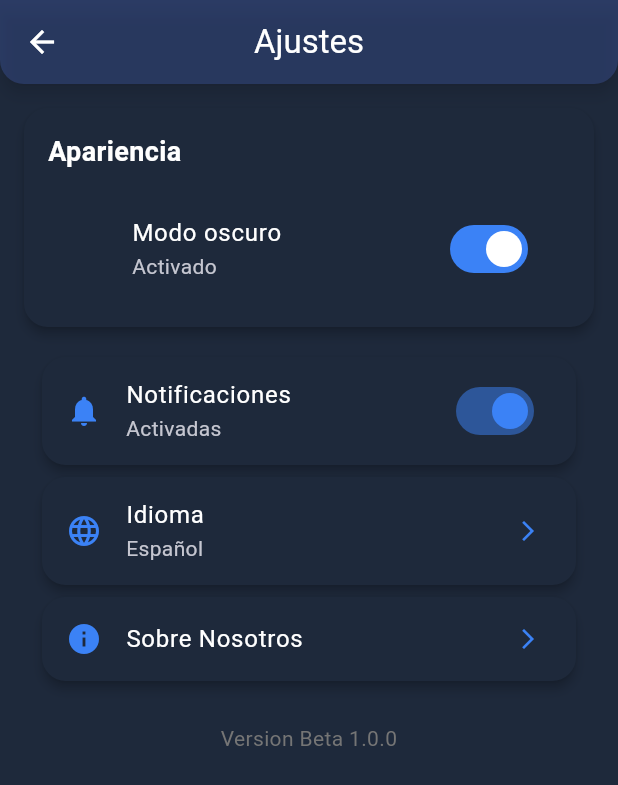
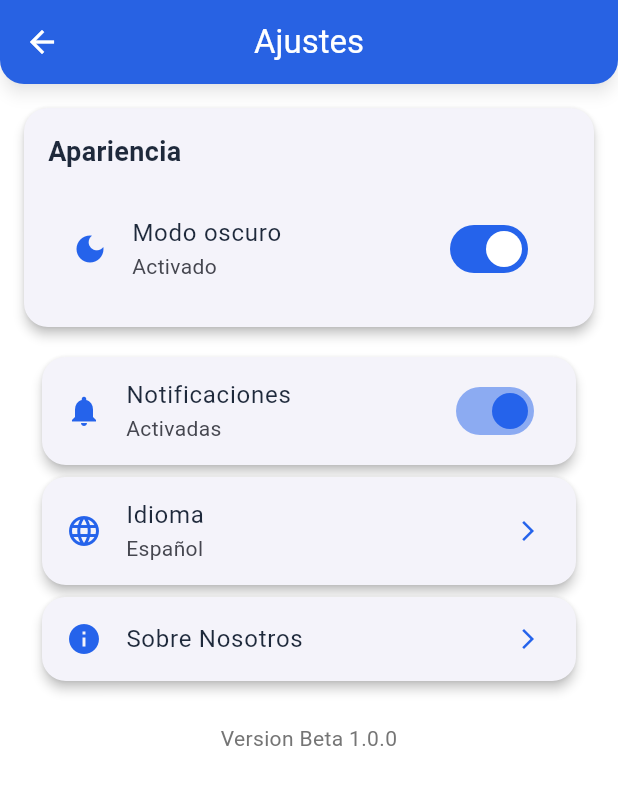
Before and after one commit to JuanMproyect/CoinFlow, a Flutter app: the SettingsScreen screen opened directly, after a tap on "Modo oscuro", on a phone screen of 412 x 824 dp. Shown: the top 785 px of the screen. Run offline on Flutter 3.47's test engine with Material 3 defaults, Android fonts, the phone set to English and light mode, and no system bars; our stand-ins replace firebase_core; accounts and stored records are empty.

Commit message:
Conexion con Theme_Manager

```diff
--- a/lib/Screens/settings.dart
+++ b/lib/Screens/settings.dart
@@ -1,13 +1,13 @@
 import 'package:flutter/material.dart';
 import 'package:provider/provider.dart';
-import '../main.dart';
+import 'package:coinflow/UX/theme_manager.dart';
 
 class SettingsScreen extends StatelessWidget {
   const SettingsScreen({super.key});
 
   @override
   Widget build(BuildContext context) {
-    final themeProvider = Provider.of<GestorTema>(context);
+    final themeProvider = Provider.of<ThemeManager>(context);
 
     return Scaffold(
       appBar: AppBar(
```
